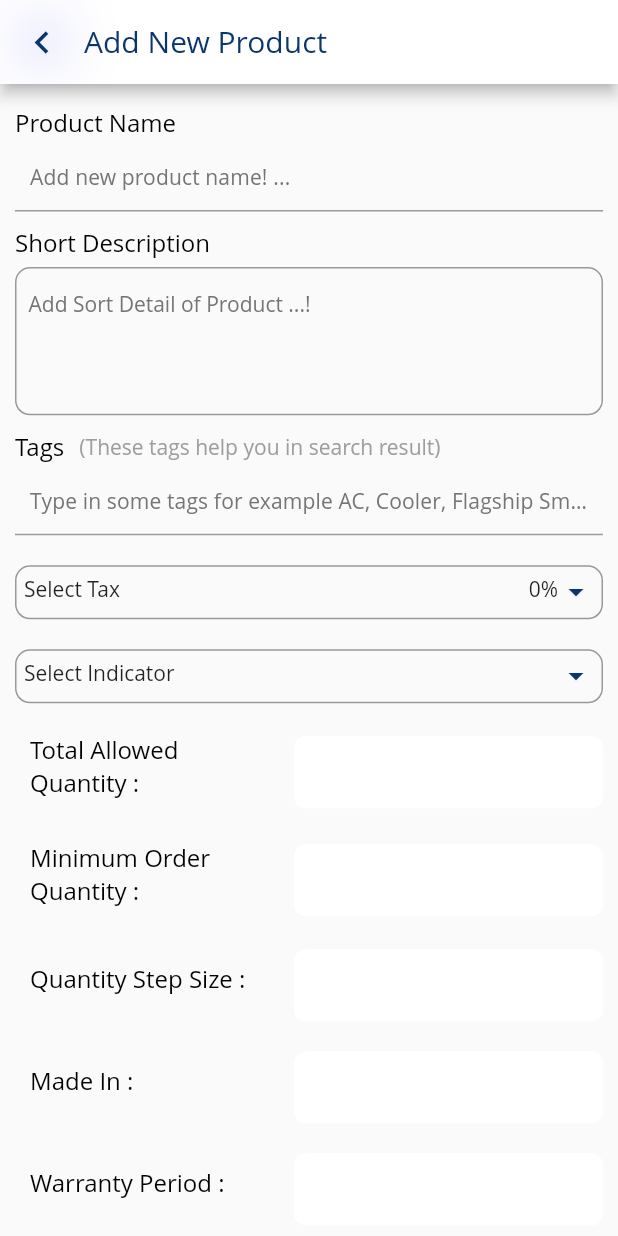
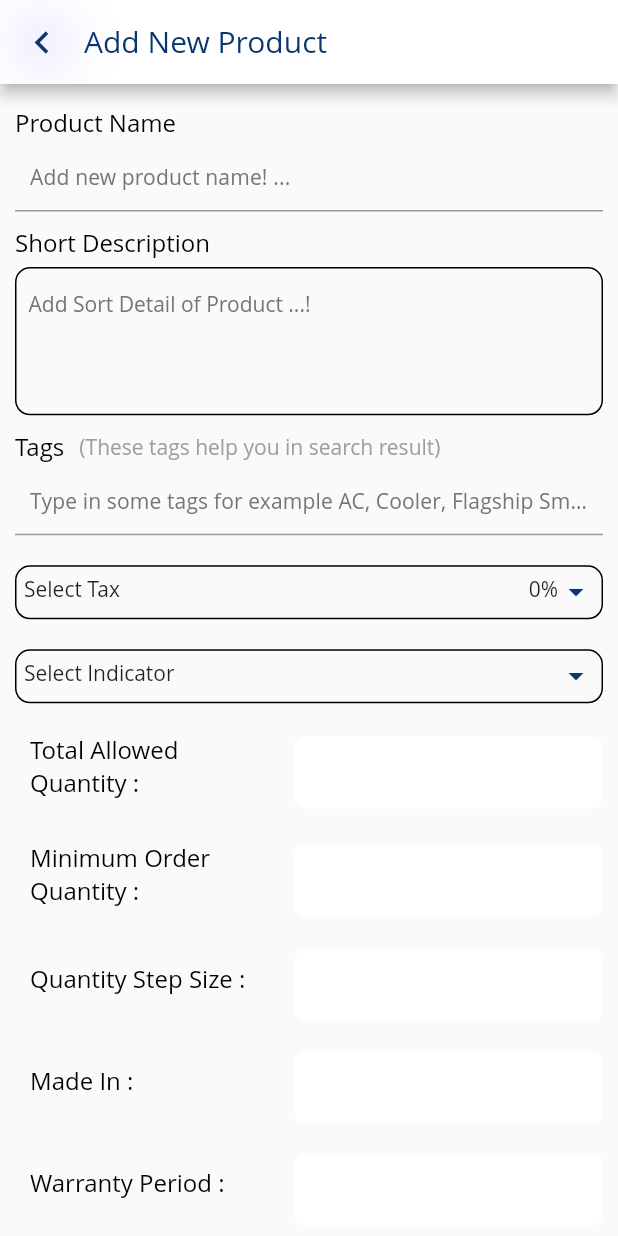
Before and after one commit to Rajput-surendra/FeedMart_Seller, a Flutter app: the AddProduct screen opened directly, on a phone screen of 412 x 824 dp. Run offline on Flutter 3.47's test engine with Material 2 defaults, Android fonts, the phone set to English and light mode, and no system bars; our stand-ins replace connectivity_plus, country_code_picker, firebase_auth, firebase_core, firebase_messaging, fl_chart and 8 more; missing offline and left inert: jaguar_jwt; accounts and stored records are empty; network calls fail; project files that could hold a hidden picture were left out.

Commit message:
09Feb Done

```diff
--- a/lib/Helper/Color.dart
+++ b/lib/Helper/Color.dart
@@ -25,12 +25,12 @@ const Color grad2Color = Color(0xff09366F);
 //const Color disableColor = Color(0xffEEF2F9);
 const Color pink = Color(0xffd4001d);
 const Color red = Colors.red;
-const Color grey = Color(0xff808080);
+const Color grey = Color(0xff000000);
 // 0xff52575C
 // EEF2F9
-const Color lightBlack = Color(0xff999999);
+const Color lightBlack = Color(0xff000000);
 const Color lightBlack11 = Color(0xffEEF2F9);
-const Color lightBlack2 = Color(0xff52575C);
+const Color lightBlack2 = Color(0xff000000);
 const Color lightWhite = Color(0xffffffff);
 
 const Color white = Color(0xffFFFFFF);
```
Also changed, not shown: 1 other file.
